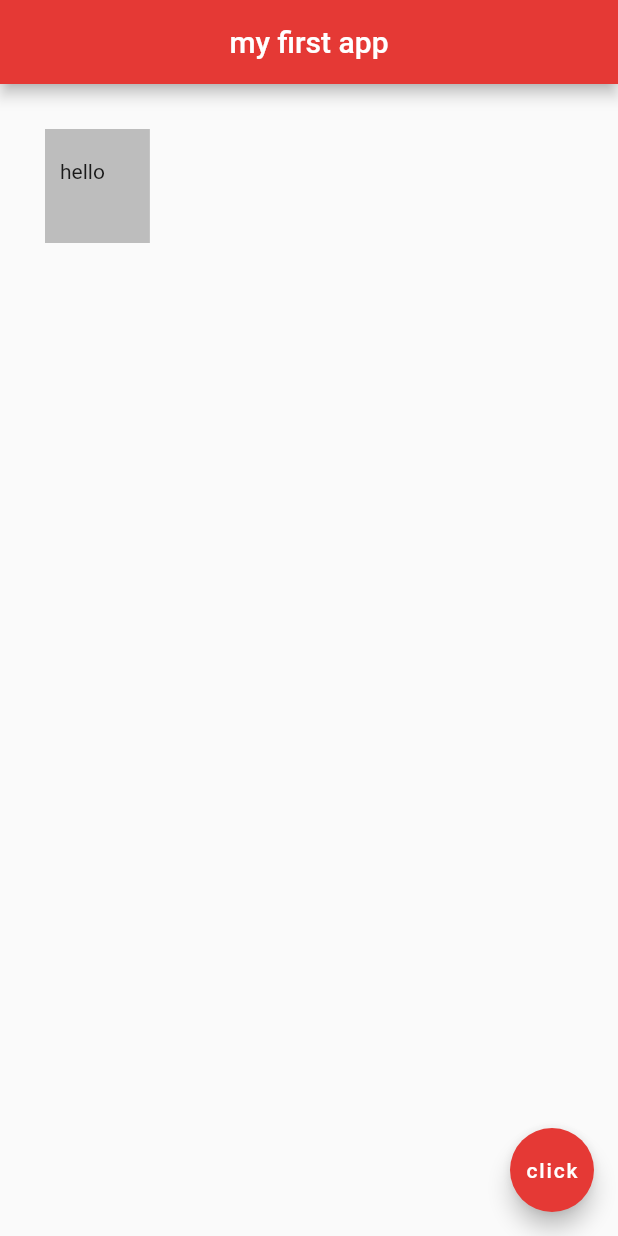
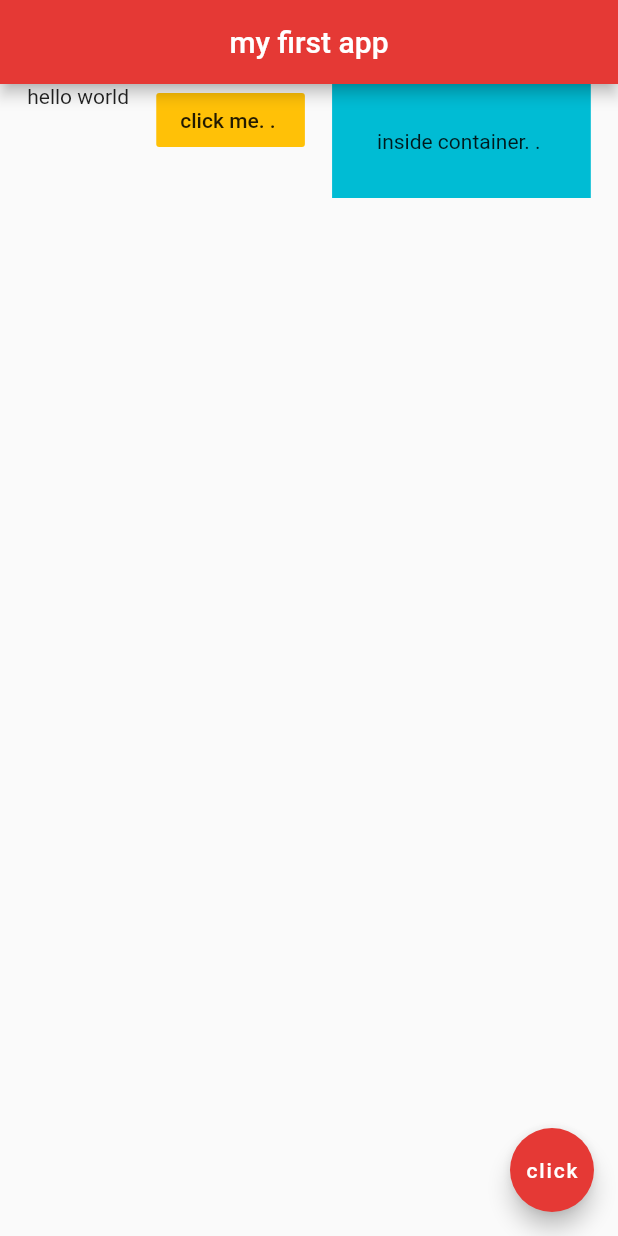
Before and after one commit to ranjithjaya/Flutter-Tutorial-for-Beginners, a Flutter app: the screen it shows after launch, on a phone screen of 412 x 824 dp. Run offline on Flutter 3.47's test engine with Material 2 defaults, Android fonts, the phone set to English and light mode, and no system bars.

Commit message:
#11 - Rows

```diff
--- a/lib/main.dart
+++ b/lib/main.dart
@@ -16,23 +16,29 @@ class Home extends StatelessWidget {
         centerTitle: true,
         backgroundColor: Colors.red[600],
       ),
+      body: Row(
+        //mainAxisAlignment: MainAxisAlignment.center,
+        //mainAxisAlignment: MainAxisAlignment.spaceBetween,
+        mainAxisAlignment: MainAxisAlignment.spaceEvenly,
+        // mainAxisAlignment: MainAxisAlignment.end
 
-      body: Container(
-        /* padding is inside the container and margin is outside the container */
-        //padding: EdgeInsets.all(20.0),
-        //padding: EdgeInsets.symmetric(horizontal: 30.0, vertical: 10),
-
-        //padding: EdgeInsets.fromLTRB(left, top, right, bottom)
-        padding: EdgeInsets.fromLTRB(10.0, 20.0, 30.0, 40.0),
-
-        /* exctly the same for the margin */
-        margin: EdgeInsets.all(30.0),
-
-        color: Colors.grey[400],
-        child: Text('hello'),
-
+        //crossAxisAlignment: CrossAxisAlignment.stretch,
+        //crossAxisAlignment: CrossAxisAlignment.center,
+        crossAxisAlignment: CrossAxisAlignment.start,
+        children: <Widget>[
+          Text('hello world'),
+          FlatButton(
+            onPressed: () {},
+            child: Text('click me. . '),
+            color: Colors.amber,
+          ),
+          Container(
+            color: Colors.cyan,
+            padding: EdgeInsets.all(30.0),
+            child: Text('inside container. . '),
+          ),
+        ],
       ),
-
       floatingActionButton: FloatingActionButton(
         onPressed: () {
           print('you clicked me');
```
Also changed, not shown: 2 other files.
